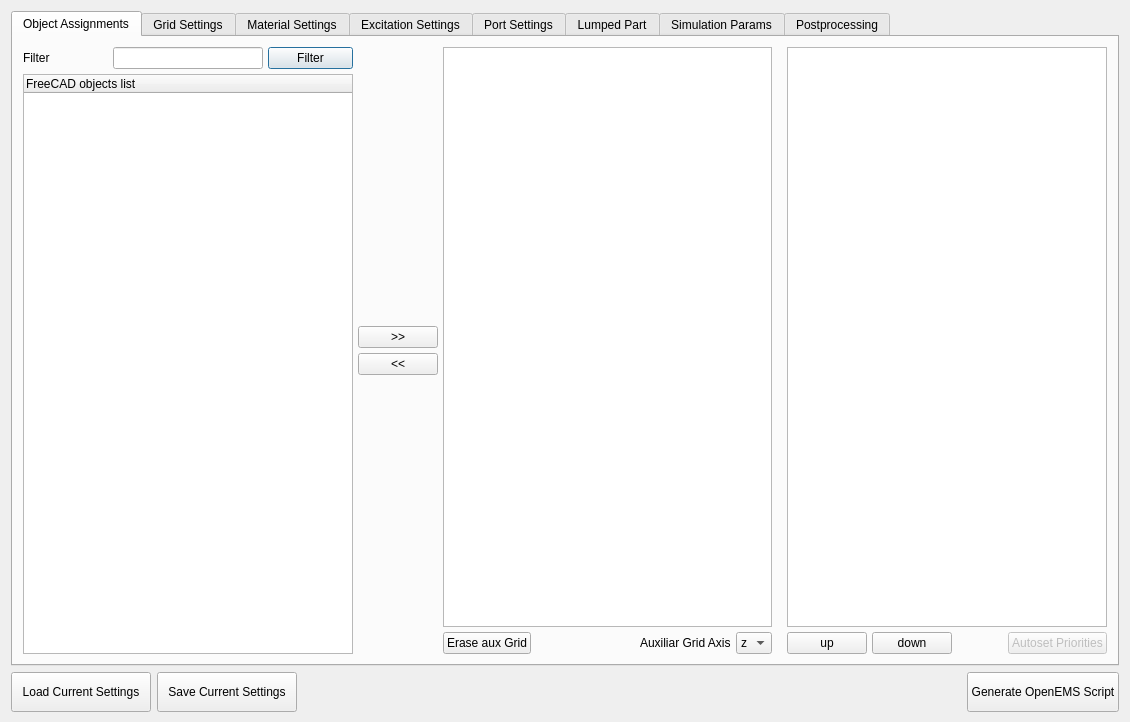
LubomirJagos/FreeCAD-OpenEMS-Export, file ui/dialog.ui: the form before one commit.
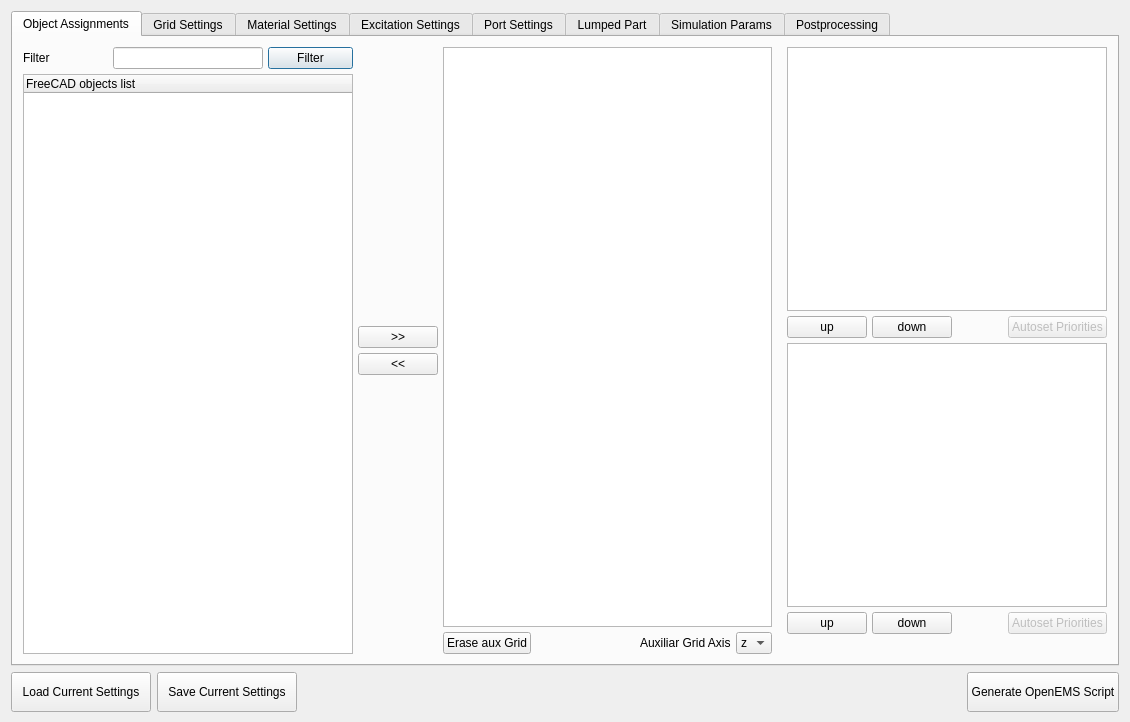
The form after the commit.

Commit message: Added widget for mesh priority order, added habndlers for move up and down, for load and save file. Still NEED TO ADD FUNCTIONS for: remove grid and associated mesh priorities, rewrite mesh. If item is not top lines enabled then it's disabled in priority list.

What changed in the file:
```diff
--- a/ui/dialog.ui
+++ b/ui/dialog.ui
@@ -319,7 +319,7 @@
             <number>0</number>
            </property>
            <property name="bottomMargin">
-            <number>0</number>
+            <number>20</number>
            </property>
            <item>
             <widget class="QTreeWidget" name="objectAssignmentPriorityTreeView">
@@ -386,6 +386,71 @@
              </item>
             </layout>
            </item>
+           <item>
+            <widget class="QTreeWidget" name="meshPriorityTreeView">
+             <attribute name="headerVisible">
+              <bool>false</bool>
+             </attribute>
+             <column>
+              <property name="text">
+               <string notr="true">1</string>
+              </property>
+             </column>
+            </widget>
+           </item>
+           <item>
+            <layout class="QHBoxLayout" name="horizontalLayout_23">
+             <property name="leftMargin">
+              <number>0</number>
+             </property>
+             <property name="topMargin">
+              <number>0</number>
+             </property>
+             <property name="rightMargin">
+              <number>0</number>
+             </property>
+             <property name="bottomMargin">
+              <number>0</number>
+             </property>
+             <item>
+              <widget class="QPushButton" name="moveupMeshPriorityButton">
+               <property name="text">
+                <string>up</string>
+               </property>
+              </widget>
+             </item>
+             <item>
+              <widget class="QPushButton" name="movedownMeshPriorityButton">
+               <property name="text">
+                <string>down</string>
+               </property>
+              </widget>
+             </item>
+             <item>
+              <spacer name="horizontalSpacer_17">
+               <property name="orientation">
+                <enum>Qt::Horizontal</enum>
+               </property>
+               <property name="sizeHint" stdset="0">
+                <size>
+                 <width>40</width>
+                 <height>20</height>
+                </size>
+               </property>
+              </spacer>
+             </item>
+             <item>
+              <widget class="QPushButton" name="autosetMeshPrioritiesButton">
+               <property name="enabled">
+                <bool>false</bool>
+               </property>
+               <property name="text">
+                <string>Autoset Priorities</string>
+               </property>
+              </widget>
+             </item>
+            </layout>
+           </item>
           </layout>
          </item>
         </layout>
```
The commit also changes 1 other file.
